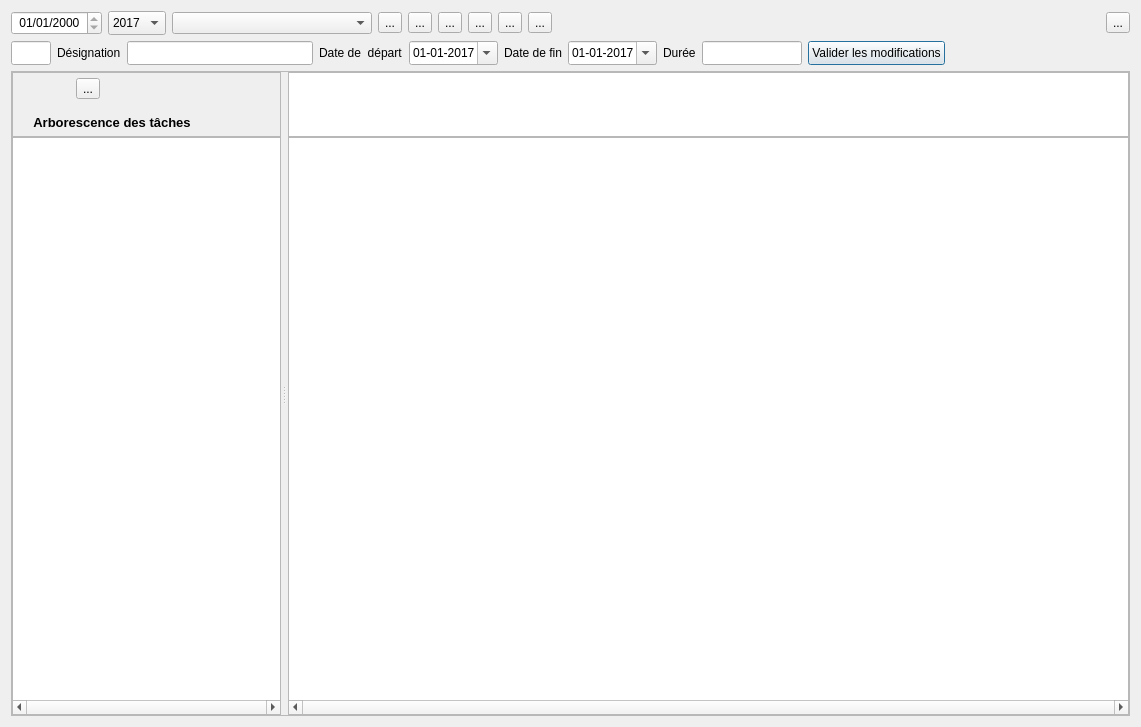
Old version of the form dialogs/planner.ui in the repository Znephf/libreJardin.
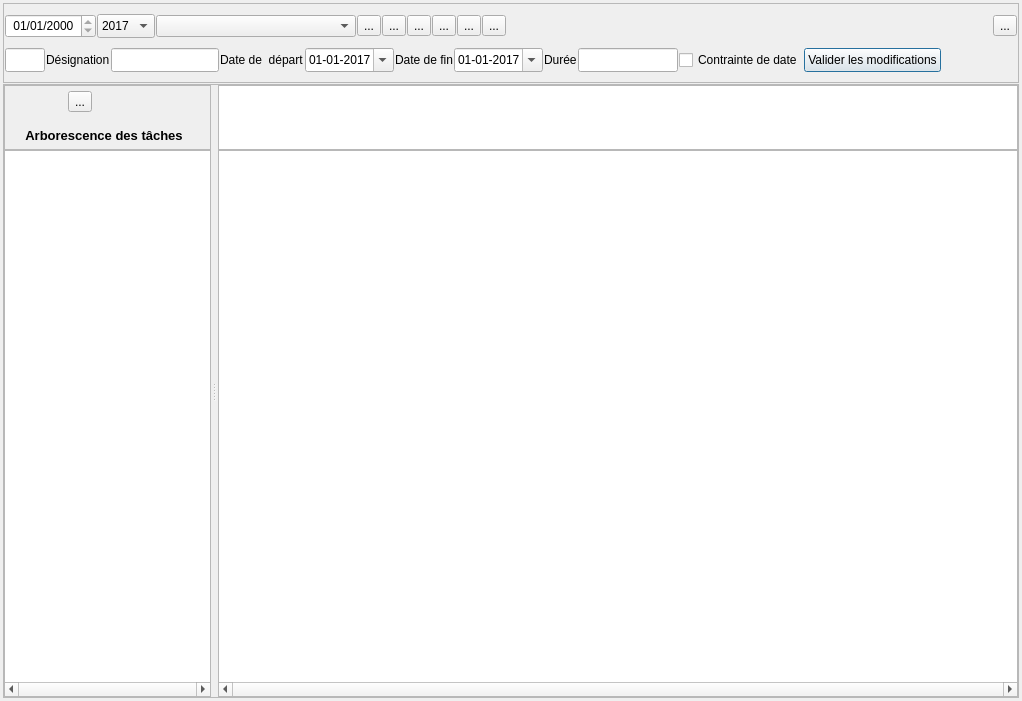
New version of the form. Icons and pictures are not drawn.

```diff
--- a/dialogs/planner.ui
+++ b/dialogs/planner.ui
@@ -6,16 +6,79 @@
    <rect>
     <x>0</x>
     <y>0</y>
-    <width>1141</width>
-    <height>727</height>
+    <width>1022</width>
+    <height>701</height>
    </rect>
   </property>
   <property name="windowTitle">
    <string>Diagramme de Gantt du processus de culture</string>
   </property>
-  <layout class="QHBoxLayout" name="horizontalLayout_5">
+  <layout class="QHBoxLayout" name="horizontalLayout_6">
+   <property name="spacing">
+    <number>1</number>
+   </property>
+   <property name="leftMargin">
+    <number>1</number>
+   </property>
+   <property name="topMargin">
+    <number>1</number>
+   </property>
+   <property name="rightMargin">
+    <number>1</number>
+   </property>
+   <property name="bottomMargin">
+    <number>1</number>
+   </property>
    <item>
     <layout class="QVBoxLayout" name="verticalLayout_5">
+     <property name="leftMargin">
+      <number>2</number>
+     </property>
+     <property name="topMargin">
+      <number>2</number>
+     </property>
+     <property name="rightMargin">
+      <number>2</number>
+     </property>
+     <property name="bottomMargin">
+      <number>2</number>
+     </property>
+     <item>
+      <widget class="QFrame" name="frame_3">
+       <property name="minimumSize">
+        <size>
+         <width>0</width>
+         <height>80</height>
+        </size>
+       </property>
+       <property name="maximumSize">
+        <size>
+         <width>16777215</width>
+         <height>80</height>
+        </size>
+       </property>
+       <property name="frameShape">
+        <enum>QFrame::StyledPanel</enum>
+       </property>
+       <property name="frameShadow">
+        <enum>QFrame::Raised</enum>
+       </property>
+       <layout class="QHBoxLayout" name="horizontalLayout_5">
+        <property name="spacing">
+         <number>1</number>
+        </property>
+        <property name="leftMargin">
+         <number>1</number>
+        </property>
+        <property name="topMargin">
+         <number>1</number>
+        </property>
+        <property name="rightMargin">
+         <number>1</number>
+        </property>
+        <property name="bottomMargin">
+         <number>1</number>
+        </property>
      <item>
       <layout class="QVBoxLayout" name="verticalLayout_2">
        <item>
@@ -208,27 +271,7 @@
            </property>
            <property name="icon">
             <iconset resource="../openjardin.qrc">
-             <normaloff>:/images/ressource.png</normaloff>:/images/ressource.png</iconset>
-           </property>
-           <property name="iconSize">
-            <size>
-             <width>24</width>
-             <height>24</height>
-            </size>
-           </property>
-          </widget>
-         </item>
-         <item>
-          <widget class="QToolButton" name="toolButton_Coordonnees">
-           <property name="toolTip">
-            <string>Coordonnées</string>
-           </property>
-           <property name="text">
-            <string>...</string>
-           </property>
-           <property name="icon">
-            <iconset resource="../openjardin.qrc">
-             <normaloff>:/images/adresses.png</normaloff>:/images/adresses.png</iconset>
+                <normaloff>:/images/type_moyen.png</normaloff>:/images/type_moyen.png</iconset>
            </property>
            <property name="iconSize">
             <size>
@@ -258,6 +301,26 @@
            </property>
           </widget>
          </item>
+            <item>
+             <widget class="QToolButton" name="toolButton_Coordonnees">
+              <property name="toolTip">
+               <string>Coordonnées</string>
+              </property>
+              <property name="text">
+               <string>...</string>
+              </property>
+              <property name="icon">
+               <iconset resource="../openjardin.qrc">
+                <normaloff>:/images/adresses.png</normaloff>:/images/adresses.png</iconset>
+              </property>
+              <property name="iconSize">
+               <size>
+                <width>24</width>
+                <height>24</height>
+               </size>
+              </property>
+             </widget>
+            </item>
          <item>
           <spacer name="horizontalSpacer">
            <property name="orientation">
@@ -441,6 +504,13 @@
            </property>
           </widget>
          </item>
+            <item>
+             <widget class="QCheckBox" name="checkBox_ContrainteDate">
+              <property name="text">
+               <string>Contrainte de date</string>
+              </property>
+             </widget>
+            </item>
          <item>
           <widget class="QPushButton" name="pushButton_validerDates">
            <property name="maximumSize">
@@ -469,6 +539,11 @@
          </item>
         </layout>
        </item>
+         </layout>
+        </item>
+       </layout>
+      </widget>
+     </item>
        <item>
         <widget class="QFrame" name="frame">
          <property name="frameShape">
@@ -531,6 +606,12 @@
                     <height>65</height>
                    </size>
                   </property>
+                <property name="maximumSize">
+                 <size>
+                  <width>16777215</width>
+                  <height>16777215</height>
+                 </size>
+                </property>
                   <property name="frameShape">
                    <enum>QFrame::StyledPanel</enum>
                   </property>
@@ -668,7 +749,7 @@
                  <widget class="QTreeView" name="treeView_taches">
                   <property name="minimumSize">
                    <size>
-                    <width>0</width>
+                  <width>200</width>
                     <height>200</height>
                    </size>
                   </property>
@@ -839,8 +920,6 @@
           </item>
          </layout>
         </widget>
-       </item>
-      </layout>
      </item>
     </layout>
    </item>
```
Left out of the diff: 2 changed lines with no effect on the pictures. Lines whose indentation alone changed are shown as unchanged.
